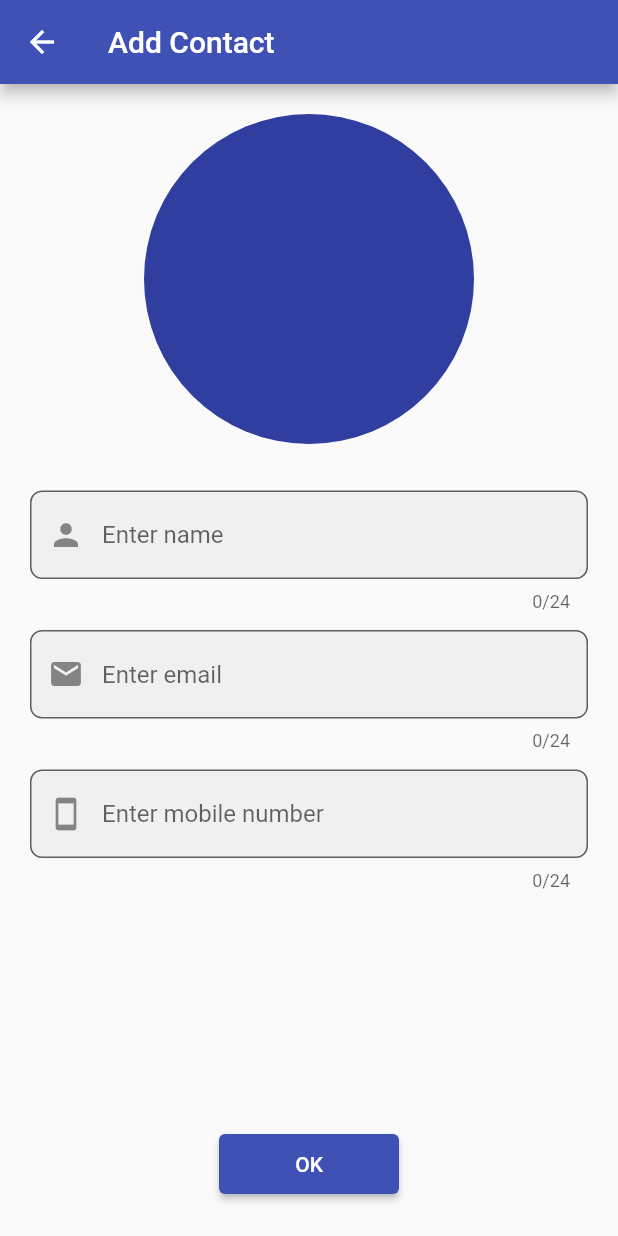
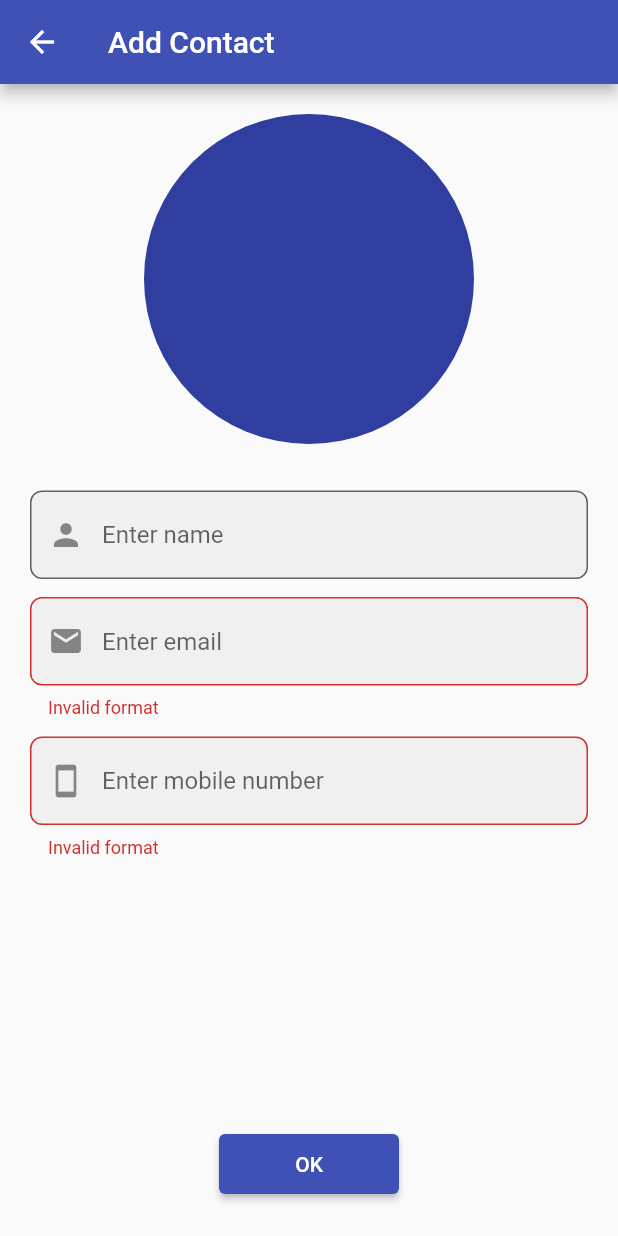
Before and after one commit to mr-cubes/contact-list, a Flutter app: the AddPage screen opened directly with empty values, after a tap on "OK", on a phone screen of 412 x 824 dp. Run offline on Flutter 3.47's test engine with Material 2 defaults, Android fonts, the phone set to English and light mode, and no system bars; our stand-ins replace file_picker.

Commit message:
add field constraints

```diff
--- a/lib/add_page.dart
+++ b/lib/add_page.dart
@@ -4,6 +4,7 @@ import 'dart:typed_data';
 import 'package:contact_list/contact.dart';
 import 'package:file_picker/file_picker.dart';
 import 'package:flutter/material.dart';
+import 'package:flutter/services.dart';
 
 class AddPage extends StatefulWidget {
   final void Function(Contact contact) onSubmit;
@@ -62,6 +63,7 @@ class _AddPageState extends State<AddPage> {
                       maxLength: 24,
                       decoration: InputDecoration(
                           filled: true,
+                          counterText: "",
                           hintText: "Enter name",
                           prefixIcon: const Icon(Icons.person),
                           border: OutlineInputBorder(
@@ -75,7 +77,18 @@ class _AddPageState extends State<AddPage> {
                       controller: ctrlEmail,
                       maxLength: 24,
                       keyboardType: TextInputType.emailAddress,
+                      autovalidateMode: AutovalidateMode.onUserInteraction,
+                      validator: (value) {
+                        if (value == null) return "No value";
+                        if (!RegExp(
+                                r"^[a-zA-Z0-9.a-zA-Z0-9.!#$%&'*+-/=?^_`{|}~]+@[a-zA-Z0-9]+\.[a-zA-Z]+")
+                            .hasMatch(value)) {
+                          return "Invalid format";
+                        }
+                        return null;
+                      },
                       decoration: InputDecoration(
+                          counterText: "",
                           filled: true,
                           hintText: "Enter email",
                           prefixIcon: const Icon(Icons.email),
@@ -88,9 +101,22 @@ class _AddPageState extends State<AddPage> {
                     padding: const EdgeInsets.symmetric(vertical: 6),
                     child: TextFormField(
                       controller: ctrlMobileNo,
-                      maxLength: 24,
+                      maxLength: 11,
                       keyboardType: TextInputType.phone,
+                      autovalidateMode: AutovalidateMode.onUserInteraction,
+                      validator: (value) {
+                        if (value == null) return "No value";
+                        if (!RegExp(r"^(?:[+0]9)?[0-9]{10}$").hasMatch(value)) {
+                          return "Invalid format";
+                        }
+                        return null;
+                      },
+                      inputFormatters: [
+                        FilteringTextInputFormatter.deny(
+                            RegExp(r"^(?:[+0]9)?[0-9]{10}$")),
+                      ],
                       decoration: InputDecoration(
+                          counterText: "",
                           filled: true,
                           hintText: "Enter mobile number",
                           prefixIcon: const Icon(Icons.smartphone),
```
